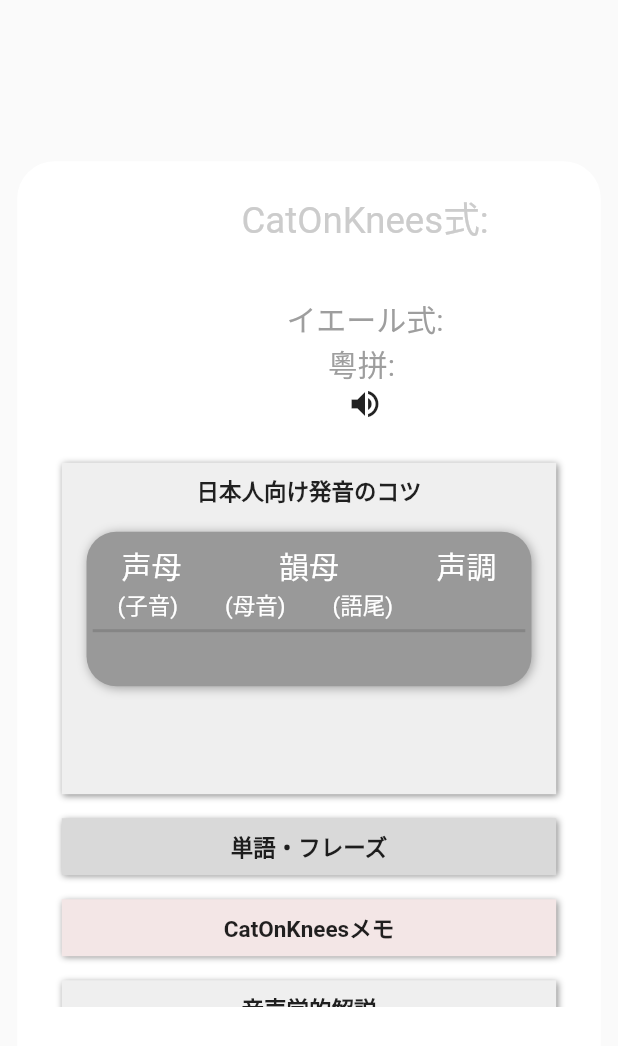
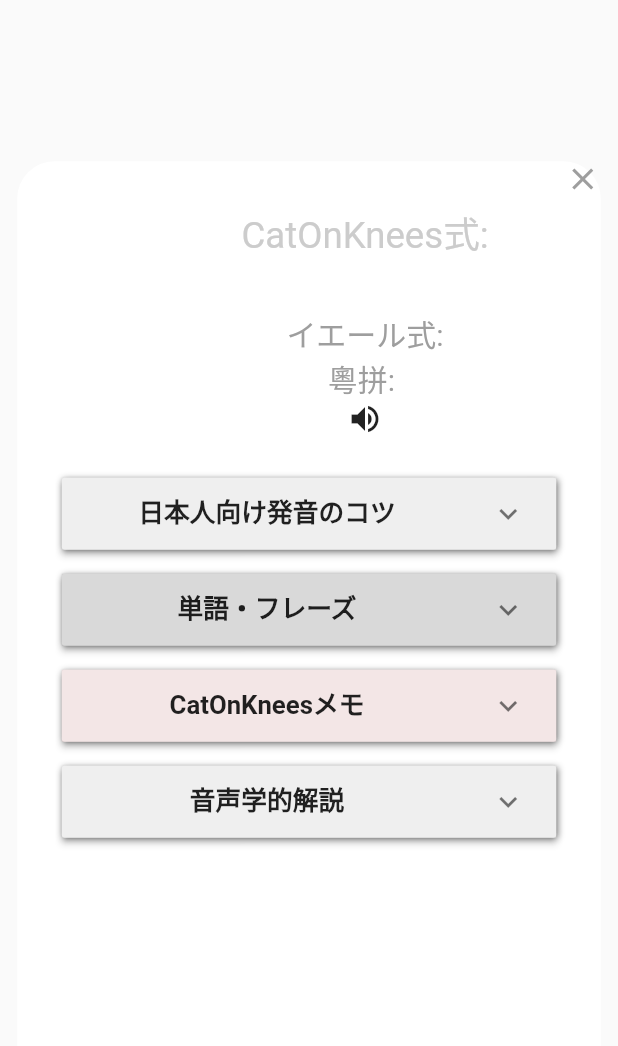
Before and after one commit to tasmicsy/spreadsheet, a Flutter app: the SecondPage widget shown alone on an empty page, opened directly with empty values, on a phone screen of 412 x 824 dp. Shown: the top 1046 px of the screen. Run offline on Flutter 3.47's test engine with Material 2 defaults, Android fonts, the phone set to English and light mode, and no system bars; our stand-ins replace flutter_screenutil; network calls fail.

Commit message:
伸縮機能実装

```diff
--- a/lib/secondpage.dart
+++ b/lib/secondpage.dart
@@ -2,9 +2,23 @@ import 'package:flutter/material.dart';
 import 'package:spreadsheet/monumentmodel.dart';
 import 'package:flutter_screenutil/flutter_screenutil.dart';
 
-class SecondPage extends StatelessWidget {
+class SecondPage extends StatefulWidget {
   MonumentModel monument;
+
  SecondPage({required this.monument,Key? key}) : super(key: key);
+
+  @override
+  State<SecondPage> createState() => _SecondPageState();
+}
+
+class _SecondPageState extends State<SecondPage> {
+  bool expanded1 = false;
+
+  bool expanded2 = false;
+
+  bool expanded3 = false;
+
+  bool expanded4 = false;
 
   @override
   Widget build(BuildContext context) {
@@ -18,9 +32,28 @@ class SecondPage extends StatelessWidget {
         child:         Column(
           children: [
             Row(
+              mainAxisAlignment: MainAxisAlignment.end,
+              children: [
+                SizedBox(height: 10),
+                SizedBox(
+                  height: 10,
+                  child: TextButton(
+                    style: ButtonStyle(
+                      fixedSize: MaterialStateProperty.all(Size(10, 10)),
+                      padding: MaterialStateProperty.all(EdgeInsets.zero),
+                        alignment: Alignment.centerRight),
+                    onPressed: (){
+                      Navigator.pop(context);
+                    },
+                    child: Icon(Icons.clear, color: Colors.grey,)
+                  ),
+                ),
+              ],
+            ),
+            Row(
               mainAxisAlignment: MainAxisAlignment.spaceEvenly,
               children: [
-                Text(monument.chinese, style: TextStyle(fontSize: MediaQuery.of(context).size.width*0.4, color: Colors.grey, fontWeight: FontWeight.bold),),
+                Text(widget.monument.chinese, style: TextStyle(fontSize: MediaQuery.of(context).size.width*0.4, color: Colors.grey, fontWeight: FontWeight.bold),),
                 Column(
                   children:[Column(
                     children: [
@@ -30,9 +63,9 @@ class SecondPage extends StatelessWidget {
                           fit: BoxFit.fitWidth,
                             child: Text('CatOnKnees式:', style: TextStyle(fontSize: 30, color: Color.fromRGBO(204, 204, 204, 1)),)),
                       ),
-                        Text(monument.catOnknees,style: TextStyle(fontSize: 30, color: Colors.grey), ),
-                      Text("イエール式:${monument.yale}",style: TextStyle(fontSize: 20, color: Colors.grey), ),
-                      Text("粵拼: ${monument.jyutpin}",style: TextStyle(fontSize: 20, color: Colors.grey), ),
+                        Text(widget.monument.catOnknees,style: TextStyle(fontSize: 30, color: Colors.grey), ),
+                      Text("イエール式:${widget.monument.yale}",style: TextStyle(fontSize: 20, color: Colors.grey), ),
+                      Text("粵拼: ${widget.monument.jyutpin}",style: TextStyle(fontSize: 20, color: Colors.grey), ),
                      // if (monument.voice!="")
                        Icon(Icons.volume_up)
                     ],
@@ -50,9 +83,11 @@ class SecondPage extends StatelessWidget {
           child: SingleChildScrollView(
             child: Column(
               children: [
-                CustomBoard(color: Color.fromRGBO(239, 239, 239, 1),contents: Column(
+                CustomBoard(
+                  title:  CustromTitle(title: "日本人向け発音のコツ"),
+                  color: Color.fromRGBO(239, 239, 239, 1),contents: Column(
                   children: [
-                    CustromTitle(title: "日本人向け発音のコツ"),
+
                     Padding(
                       padding: EdgeInsets.symmetric(vertical:8.0, horizontal: MediaQuery.of(context).size.width*0.04),
                       child: Container(
@@ -103,36 +138,56 @@ class SecondPage extends StatelessWidget {
                                 mainAxisAlignment: MainAxisAlignment.spaceEvenly,
                                 children: [
 
-                                  SizedBox(width: MediaQuery.of(context).size.width * 0.15, child: Text(monument.initial, textAlign: TextAlign.center,style: TextStyle(color: Colors.white, fontSize: 20)),),
-                                  SizedBox(width: MediaQuery.of(context).size.width * 0.15, child: Text(monument.vowel, textAlign: TextAlign.center,style: TextStyle(color: Colors.white, fontSize: 20)),),
-                                  SizedBox(width: MediaQuery.of(context).size.width * 0.15, child: Text(monument.end, textAlign: TextAlign.center,style: TextStyle(color: Colors.white, fontSize: 20)),),
-                                  SizedBox(width: MediaQuery.of(context).size.width * 0.15, child: Text(monument.tone, textAlign: TextAlign.center,style: TextStyle(color: Colors.white, fontSize: 20)),),
+                                  SizedBox(width: MediaQuery.of(context).size.width * 0.15, child: Text(widget.monument.initial, textAlign: TextAlign.center,style: TextStyle(color: Colors.white, fontSize: 20)),),
+                                  SizedBox(width: MediaQuery.of(context).size.width * 0.15, child: Text(widget.monument.vowel, textAlign: TextAlign.center,style: TextStyle(color: Colors.white, fontSize: 20)),),
+                                  SizedBox(width: MediaQuery.of(context).size.width * 0.15, child: Text(widget.monument.end, textAlign: TextAlign.center,style: TextStyle(color: Colors.white, fontSize: 20)),),
+                                  SizedBox(width: MediaQuery.of(context).size.width * 0.15, child: Text(widget.monument.tone, textAlign: TextAlign.center,style: TextStyle(color: Colors.white, fontSize: 20)),),
                                 ],),
                             ],
                           ),
                         ),
                       ),
                     ),
-                    Text(monument.cokVowel),
-                    Text(monument.cokTips2),
-                    Text(monument.cokTips3),
-                    Text(monument.cokTips4),
+                    Text(widget.monument.cokVowel),
+                    Text(widget.monument.cokTips2),
+                    Text(widget.monument.cokTips3),
+                    Text(widget.monument.cokTips4),
                   ],
-                ),),
+                ), expanded: expanded1,
+                  expansionFunc: (panelIndex, isExpanded){
+                    setState((){expanded1 = (expanded1) ?  false: true;
+                    print(expanded1);});
+                  },
+                ),
                   CustomBoard(
+                    title: CustromTitle(title: "単語・フレーズ"),
+                      expanded: expanded2,
+                      expansionFunc: (panelIndex, isExpanded){
+                        setState((){expanded2  = (expanded2) ?  false: true;});
+                      },
                     color: Color.fromRGBO(217, 217, 217, 1),
                       contents: Column(
                       children: [CustromTitle(title: "単語・フレーズ")]
                   )),
                     CustomBoard(
+                      title: CustromTitle(title: "CatOnKneesメモ"),
+                        expanded: expanded3,
+                        expansionFunc: (panelIndex, isExpanded){
+                          setState((){expanded3  = (expanded3) ?  false: true;});
+                        },
                         color: Color.fromRGBO(243, 230, 230, 1),
                         contents: Column(
-                            children: [CustromTitle(title: "CatOnKneesメモ")]
+                            children: []
                         )),
                     CustomBoard(
+                      title:CustromTitle(title: "音声学的解説"),
+                        expanded: expanded4,
+                        expansionFunc: (panelIndex, isExpanded){
+                          setState((){expanded4  = (expanded4) ?  false: true;});
+                        },
                         color: Color.fromRGBO(239, 239, 239, 1),
                         contents: Column(
-                            children: [CustromTitle(title: "音声学的解説")]
+                            children: []
                         )),
               ],
             ),
@@ -155,17 +210,20 @@ class CustromTitle extends StatelessWidget {
   @override
   Widget build(BuildContext context) {
     return Padding(
-      padding: const EdgeInsets.symmetric(vertical: 8.0),
-      child: Text(title, style: TextStyle(fontSize: 15, fontWeight: FontWeight.bold)),
+      padding:EdgeInsets.symmetric(vertical: 8.h),
+      child: Text(title, textAlign: TextAlign.center,style: TextStyle(fontSize: 15.sp, fontWeight: FontWeight.bold)),
     );
   }
 }
 
 class CustomBoard extends StatelessWidget {
+  void Function(int, bool) expansionFunc;
   Widget contents;
   Color color;
-  CustomBoard({
-    required this.color, required this. contents, Key? key}) : super(key: key);
+  bool expanded;
+  Widget title;
+  CustomBoard({required this.title,required this.expanded,
+    required this.expansionFunc,required this.color, required this. contents, Key? key}) : super(key: key);
 
 
   @override
@@ -184,9 +242,38 @@ class CustomBoard extends StatelessWidget {
             ),
           ],
           color: color,
+        ),
+        child: ExpansionPanelList(
+          expandedHeaderPadding: EdgeInsets.zero,
+          animationDuration: Duration(milliseconds: 1000),
+          children: [ExpansionPanel(
+            backgroundColor: color,
+            isExpanded: expanded,
+            canTapOnHeader: true,
+            headerBuilder: (BuildContext context, bool isExpanded) {
+              return title;
+            },
+            body: Container(
+              width: MediaQuery.of(context).size.width*0.8,
+              decoration: BoxDecoration(
+                boxShadow: [
+                  BoxShadow(
+                    color: Colors.black45, //色
+                    spreadRadius: 0,
+                    blurRadius: 3,
+                    offset: Offset(1, 1),
+                  ),
+                ],
+                color: color,
 
+              ),
+              child: contents,
+            ),
+
+          )],
+    dividerColor: Colors.grey,
+    expansionCallback: expansionFunc,
         ),
-        child: contents,
       ),
     );
   }
```
